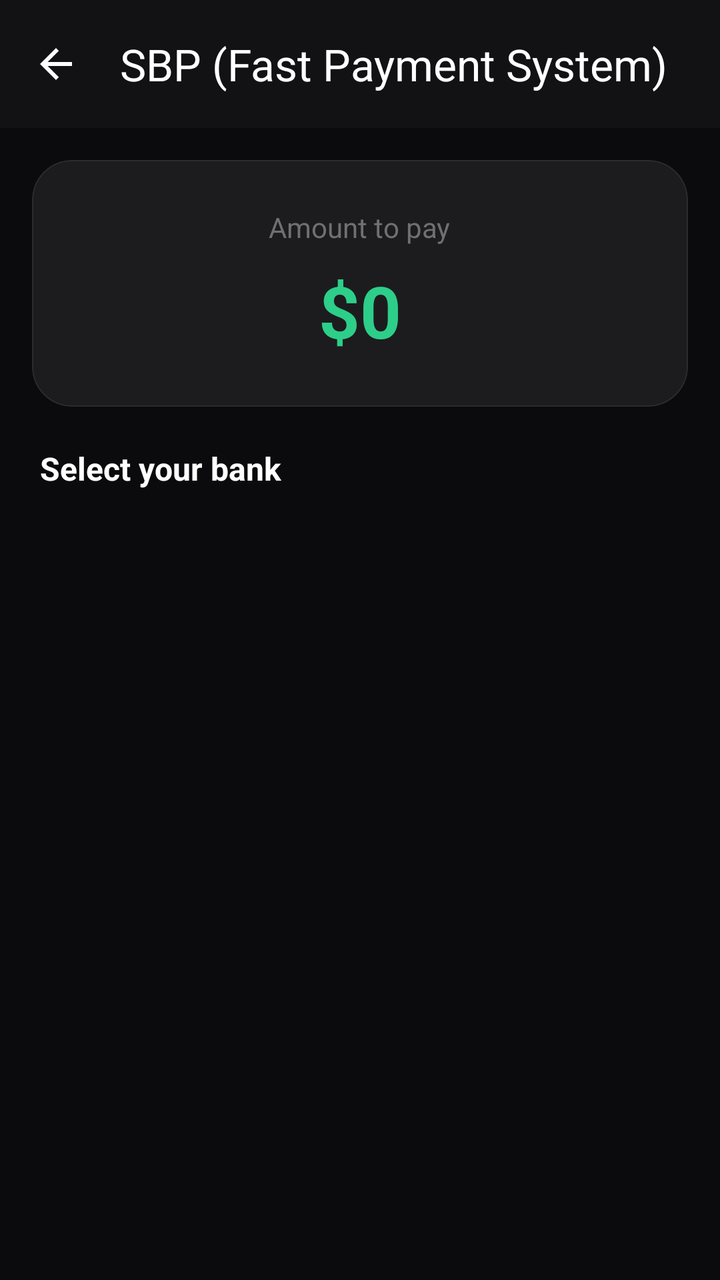
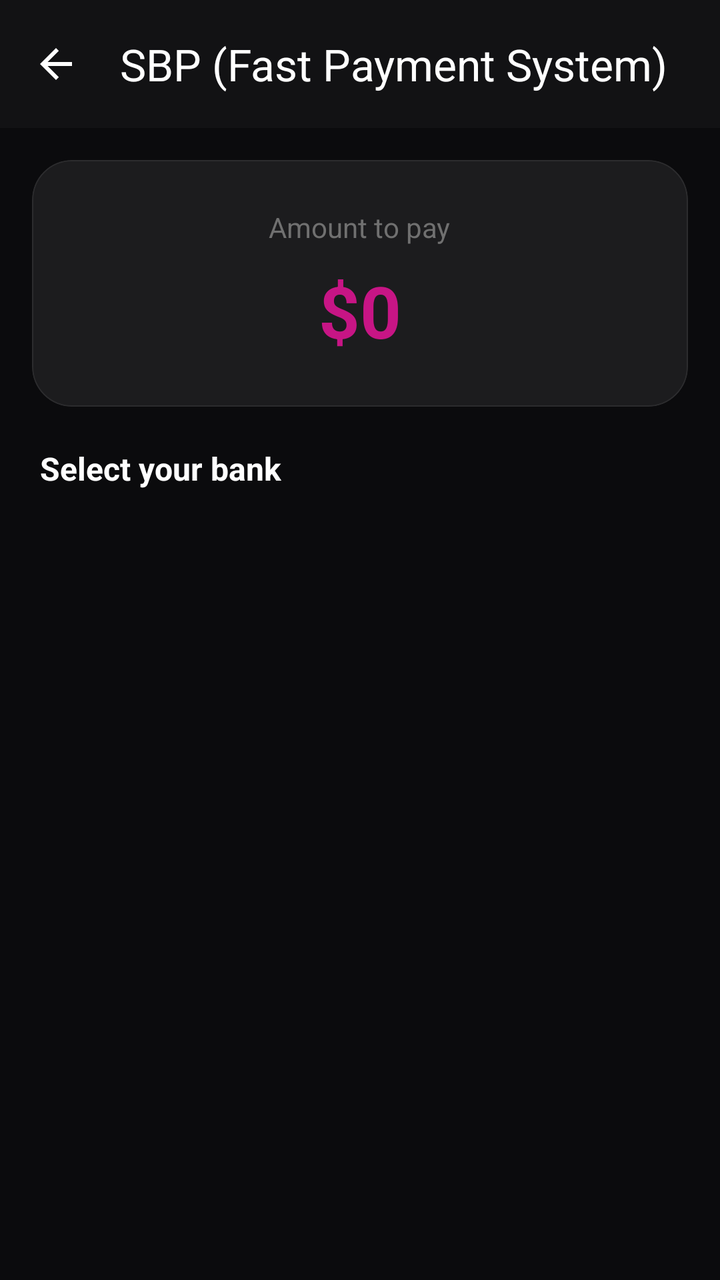

Two renders of the same Android screen: before a commit and after it. Below are the layout's source before the change and the commit's diff.
<!-- AndroidManifest.xml: activity theme Theme.BeatHouse.Dark -->
<!-- res/layout/activity_sbp_banks.xml -->
<?xml version="1.0" encoding="utf-8"?>
<LinearLayout xmlns:android="http://schemas.android.com/apk/res/android"
    xmlns:app="http://schemas.android.com/apk/res-auto"
    android:layout_width="match_parent"
    android:layout_height="match_parent"
    android:orientation="vertical"
    android:background="@color/background">

    <com.google.android.material.appbar.AppBarLayout
        android:layout_width="match_parent"
        android:layout_height="wrap_content"
        android:background="@color/surface"
        app:elevation="0dp">

        <com.google.android.material.appbar.MaterialToolbar
            android:id="@+id/toolbar"
            android:layout_width="match_parent"
            android:layout_height="?attr/actionBarSize"
            android:background="@color/surface"
            app:title="@string/sbp"
            app:titleTextColor="@color/on_surface"
            app:navigationIcon="@drawable/ic_arrow_back"
            app:navigationIconTint="@color/on_surface" />

    </com.google.android.material.appbar.AppBarLayout>

    <ScrollView
        android:layout_width="match_parent"
        android:layout_height="match_parent">

        <LinearLayout
            android:layout_width="match_parent"
            android:layout_height="wrap_content"
            android:orientation="vertical"
            android:padding="16dp">

            
            <com.google.android.material.card.MaterialCardView
                android:layout_width="match_parent"
                android:layout_height="wrap_content"
                android:layout_marginBottom="20dp"
                app:cardCornerRadius="20dp"
                app:cardElevation="0dp"
                app:cardBackgroundColor="@color/surface_container"
                app:strokeColor="@color/outline_variant"
                app:strokeWidth="0.5dp">

                <LinearLayout
                    android:layout_width="match_parent"
                    android:layout_height="wrap_content"
                    android:orientation="vertical"
                    android:gravity="center"
                    android:padding="24dp">

                    <TextView
                        android:layout_width="wrap_content"
                        android:layout_height="wrap_content"
                        android:text="@string/amount_to_pay"
                        android:textSize="14sp"
                        android:textColor="@color/on_surface_secondary" />

                    <TextView
                        android:id="@+id/tv_amount"
                        android:layout_width="wrap_content"
                        android:layout_height="wrap_content"
                        android:text="$0"
                        android:textSize="36sp"
                        android:textStyle="bold"
                        android:textColor="@color/primary"
                        android:layout_marginTop="8dp" />

                </LinearLayout>

            </com.google.android.material.card.MaterialCardView>

            
            <TextView
                android:layout_width="wrap_content"
                android:layout_height="wrap_content"
                android:text="@string/select_bank"
                android:textSize="16sp"
                android:textStyle="bold"
                android:textColor="@color/on_surface"
                android:layout_marginStart="4dp"
                android:layout_marginBottom="12dp" />

            
            <androidx.recyclerview.widget.RecyclerView
                android:id="@+id/recyclerViewBanks"
                android:layout_width="match_parent"
                android:layout_height="wrap_content"
                android:nestedScrollingEnabled="false" />

            
            <ProgressBar
                android:id="@+id/progress_bar"
                android:layout_width="32dp"
                android:layout_height="32dp"
                android:layout_gravity="center"
                android:layout_margin="24dp"
                android:visibility="gone"
                android:indeterminateTint="@color/primary" />

            
            <com.google.android.material.button.MaterialButton
                android:id="@+id/btn_pay"
                android:layout_width="match_parent"
                android:layout_height="52dp"
                android:layout_marginTop="16dp"
                android:text="@string/pay_now"
                android:textSize="16sp"
                android:textStyle="bold"
                android:visibility="gone"
                app:cornerRadius="12dp"
                app:backgroundTint="@color/primary"
                android:textColor="@color/on_primary" />

        </LinearLayout>

    </ScrollView>

</LinearLayout>
<!-- resources referenced by this layout -->
<resources>
  <color name="background">#0B0B0D</color>
  <color name="on_primary">#FFFFFF</color>
  <color name="on_surface">#FFFFFF</color>
  <color name="on_surface_secondary">#707070</color>
  <color name="outline_variant">#2C2C2E</color>
  <color name="primary">#2DCE89</color>
  <color name="surface">#121214</color>
  <color name="surface_container">#1C1C1E</color>
  <!-- drawable ic_arrow_back (drawable) -->
  <vector xmlns:android="http://schemas.android.com/apk/res/android"
      android:width="24dp"
      android:height="24dp"
      android:viewportWidth="24"
      android:viewportHeight="24">
      <path
          android:fillColor="#FFFFFF"
          android:pathData="M20,11H7.83l5.59,-5.59L12,4l-8,8 8,8 1.41,-1.41L7.83,13H20v-2z"/>
  </vector>
  <string name="amount_to_pay">Amount to pay</string>
  <string name="pay_now">Pay Now</string>
  <string name="sbp">SBP (Fast Payment System)</string>
  <string name="select_bank">Select your bank</string>
  <style name="Theme.BeatHouse.Dark" parent="Theme.BeatHouse">
          <item name="colorSurface">@color/surface</item>
          <item name="android:windowBackground">@color/background</item>
      </style>
  <color name="primary_container">#004D40</color>
  <color name="secondary">#8E8E93</color>
  <color name="secondary_container">#1C1C1E</color>
  <color name="on_secondary">#FFFFFF</color>
  <color name="error">#FF453A</color>
  <color name="error_container">#330000</color>
  <color name="surface_variant">#1A1A1C</color>
  <color name="on_surface_variant">#B0B0B0</color>
  <color name="outline">#1C1C1E</color>
  <style name="Widget.BeatHouse.Button" parent="Widget.Material3.Button">
          <item name="android:textSize">16sp</item>
          <item name="android:textStyle">bold</item>
          <item name="cornerRadius">12dp</item>
          <item name="iconGravity">textStart</item>
          <item name="iconPadding">8dp</item>
          <item name="android:insetTop">4dp</item>
          <item name="android:insetBottom">4dp</item>
          <item name="backgroundTint">@color/primary</item>
          <item name="android:textColor">@color/on_primary</item>
      </style>
  <style name="Widget.BeatHouse.Card" parent="Widget.Material3.CardView.Elevated">
          <item name="cardCornerRadius">16dp</item>
          <item name="cardElevation">0dp</item>
          <item name="strokeColor">@color/outline</item>
          <item name="strokeWidth">1dp</item>
          <item name="cardBackgroundColor">@color/surface_container</item>
      </style>
  <style name="Widget.BeatHouse.BottomNavigation" parent="Widget.Material3.BottomNavigationView">
          <item name="itemIconTint">@color/bottom_nav_icon_tint</item>
          <item name="itemTextColor">@color/bottom_nav_text_tint</item>
          <item name="itemBackground">@color/surface</item>
          <item name="android:background">@color/surface</item>
          <item name="elevation">0dp</item>
          <item name="itemPaddingTop">12dp</item>
          <item name="itemPaddingBottom">12dp</item>
      </style>
  <style name="Widget.BeatHouse.AppBarLayout" parent="Widget.Material3.AppBarLayout">
          <item name="android:background">@color/surface</item>
          <item name="backgroundTint">@color/surface</item>
      </style>
  <style name="Widget.BeatHouse.Chip" parent="Widget.Material3.Chip.Filter">
          <item name="chipCornerRadius">12dp</item>
          <item name="chipStrokeColor">@color/outline</item>
          <item name="chipStrokeWidth">1dp</item>
          <item name="android:textColor">@color/on_surface_variant</item>
          <item name="chipBackgroundColor">@color/surface_container</item>
          <item name="checkedIconTint">@color/primary</item>
          <item name="android:textSize">14sp</item>
      </style>
  <!-- unchanged entries left out for length: 2 -->
</resources>

<!-- the commit's change to res/layout/activity_sbp_banks.xml (unified diff, before → after) -->
@@ -111,7 +111,7 @@
                 android:textSize="16sp"
                 android:textStyle="bold"
                 android:visibility="gone"
-                app:cornerRadius="12dp"
+                app:cornerRadius="24dp"
                 app:backgroundTint="@color/primary"
                 android:textColor="@color/on_primary" />
 
<!-- resource entries referenced after the edit -->
@@ -5,7 +5,7 @@
   <color name="on_surface">#FFFFFF</color>
   <color name="on_surface_secondary">#707070</color>
   <color name="outline_variant">#2C2C2E</color>
-  <color name="primary">#2DCE89</color>
+  <color name="primary">#C71585</color>
   <color name="surface">#121214</color>
   <color name="surface_container">#1C1C1E</color>
   <!-- drawable ic_arrow_back (drawable) -->
@@ -26,7 +26,7 @@
           <item name="colorSurface">@color/surface</item>
           <item name="android:windowBackground">@color/background</item>
       </style>
-  <color name="primary_container">#004D40</color>
+  <color name="primary_container">#4D0033</color>
   <color name="secondary">#8E8E93</color>
   <color name="secondary_container">#1C1C1E</color>
   <color name="on_secondary">#FFFFFF</color>
@@ -38,7 +38,7 @@
   <style name="Widget.BeatHouse.Button" parent="Widget.Material3.Button">
           <item name="android:textSize">16sp</item>
           <item name="android:textStyle">bold</item>
-          <item name="cornerRadius">12dp</item>
+          <item name="cornerRadius">24dp</item>
           <item name="iconGravity">textStart</item>
           <item name="iconPadding">8dp</item>
           <item name="android:insetTop">4dp</item>
@@ -47,7 +47,7 @@
           <item name="android:textColor">@color/on_primary</item>
       </style>
   <style name="Widget.BeatHouse.Card" parent="Widget.Material3.CardView.Elevated">
-          <item name="cardCornerRadius">16dp</item>
+          <item name="cardCornerRadius">28dp</item>
           <item name="cardElevation">0dp</item>
           <item name="strokeColor">@color/outline</item>
           <item name="strokeWidth">1dp</item>
@@ -56,18 +56,19 @@
   <style name="Widget.BeatHouse.BottomNavigation" parent="Widget.Material3.BottomNavigationView">
           <item name="itemIconTint">@color/bottom_nav_icon_tint</item>
           <item name="itemTextColor">@color/bottom_nav_text_tint</item>
-          <item name="itemBackground">@color/surface</item>
-          <item name="android:background">@color/surface</item>
+          <item name="itemBackground">@android:color/transparent</item>
+          <item name="android:background">@android:color/transparent</item>
           <item name="elevation">0dp</item>
           <item name="itemPaddingTop">12dp</item>
           <item name="itemPaddingBottom">12dp</item>
+          <item name="labelVisibilityMode">unlabeled</item>
       </style>
   <style name="Widget.BeatHouse.AppBarLayout" parent="Widget.Material3.AppBarLayout">
           <item name="android:background">@color/surface</item>
           <item name="backgroundTint">@color/surface</item>
       </style>
   <style name="Widget.BeatHouse.Chip" parent="Widget.Material3.Chip.Filter">
-          <item name="chipCornerRadius">12dp</item>
+          <item name="chipCornerRadius">20dp</item>
           <item name="chipStrokeColor">@color/outline</item>
           <item name="chipStrokeWidth">1dp</item>
           <item name="android:textColor">@color/on_surface_variant</item>
